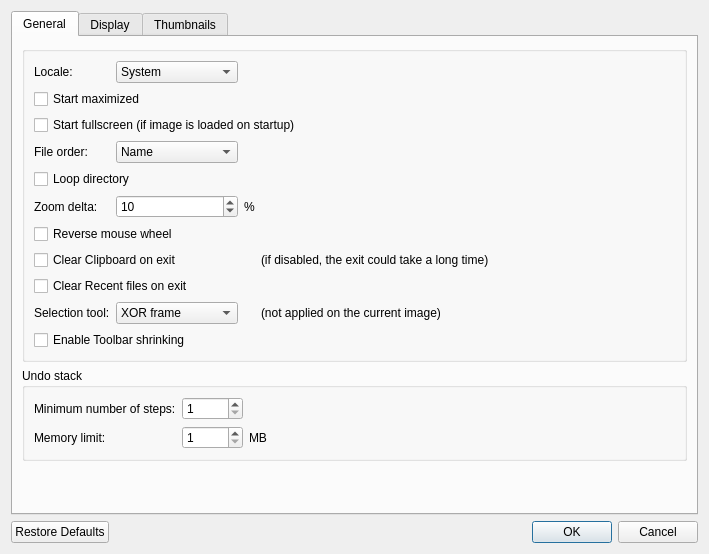
classicimageviewer/ClassicImageViewer, file src/dialogs/preferencesdialog.ui: the form before one commit.
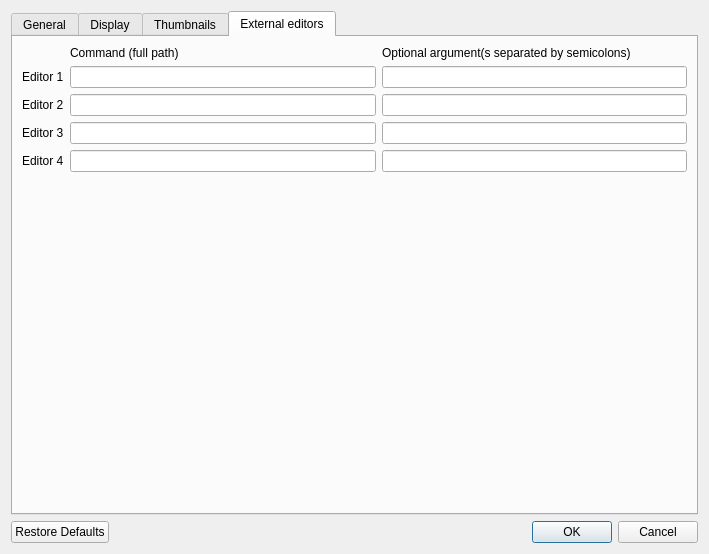
The form after the commit. The open tabs and pages were chosen to show the change.

Commit message: External editor options

What changed in the file:
```diff
--- a/src/dialogs/preferencesdialog.ui
+++ b/src/dialogs/preferencesdialog.ui
@@ -22,18 +22,8 @@
   <property name="windowTitle">
    <string>Preferences</string>
   </property>
-  <layout class="QGridLayout" name="gridLayout_2">
-   <item row="1" column="0">
-    <widget class="QDialogButtonBox" name="buttonBox">
-     <property name="orientation">
-      <enum>Qt::Horizontal</enum>
-     </property>
-     <property name="standardButtons">
-      <set>QDialogButtonBox::Cancel|QDialogButtonBox::Ok|QDialogButtonBox::RestoreDefaults</set>
-     </property>
-    </widget>
-   </item>
-   <item row="0" column="0">
+  <layout class="QVBoxLayout" name="verticalLayout_3">
+   <item>
     <layout class="QVBoxLayout" name="verticalLayout">
      <item>
       <widget class="QTabWidget" name="tabWidget">
@@ -769,10 +759,110 @@
          </item>
         </layout>
        </widget>
+       <widget class="QWidget" name="tab_4">
+        <attribute name="title">
+         <string>External editors</string>
+        </attribute>
+        <layout class="QGridLayout" name="gridLayout_7">
+         <item row="0" column="0">
+          <layout class="QGridLayout" name="gridLayout_2">
+           <item row="3" column="2">
+            <widget class="QLineEdit" name="lineEditExtEditor3Args"/>
+           </item>
+           <item row="1" column="1">
+            <widget class="QLineEdit" name="lineEditExtEditor1Cmd"/>
+           </item>
+           <item row="4" column="2">
+            <widget class="QLineEdit" name="lineEditExtEditor4Args"/>
+           </item>
+           <item row="4" column="0">
+            <widget class="QLabel" name="label4">
+             <property name="text">
+              <string>Editor 4</string>
+             </property>
+            </widget>
+           </item>
+           <item row="2" column="2">
+            <widget class="QLineEdit" name="lineEditExtEditor2Args"/>
+           </item>
+           <item row="1" column="0">
+            <widget class="QLabel" name="label1">
+             <property name="text">
+              <string>Editor 1</string>
+             </property>
+            </widget>
+           </item>
+           <item row="3" column="0">
+            <widget class="QLabel" name="label3">
+             <property name="text">
+              <string>Editor 3</string>
+             </property>
+            </widget>
+           </item>
+           <item row="4" column="1">
+            <widget class="QLineEdit" name="lineEditExtEditor4Cmd"/>
+           </item>
+           <item row="3" column="1">
+            <widget class="QLineEdit" name="lineEditExtEditor3Cmd"/>
+           </item>
+           <item row="1" column="2">
+            <widget class="QLineEdit" name="lineEditExtEditor1Args"/>
+           </item>
+           <item row="2" column="0">
+            <widget class="QLabel" name="label2">
+             <property name="text">
+              <string>Editor 2</string>
+             </property>
+            </widget>
+           </item>
+           <item row="2" column="1">
+            <widget class="QLineEdit" name="lineEditExtEditor2Cmd"/>
+           </item>
+           <item row="0" column="1">
+            <widget class="QLabel" name="labelCmd">
+             <property name="text">
+              <string>Command (full path)</string>
+             </property>
+            </widget>
+           </item>
+           <item row="0" column="2">
+            <widget class="QLabel" name="labelArgs">
+             <property name="text">
+              <string>Optional argument(s separated by semicolons)</string>
+             </property>
+            </widget>
+           </item>
+          </layout>
+         </item>
+         <item row="4" column="0">
+          <spacer name="verticalSpacer_4">
+           <property name="orientation">
+            <enum>Qt::Vertical</enum>
+           </property>
+           <property name="sizeHint" stdset="0">
+            <size>
+             <width>20</width>
+             <height>40</height>
+            </size>
+           </property>
+          </spacer>
+         </item>
+        </layout>
+       </widget>
       </widget>
      </item>
     </layout>
    </item>
+   <item>
+    <widget class="QDialogButtonBox" name="buttonBox">
+     <property name="orientation">
+      <enum>Qt::Horizontal</enum>
+     </property>
+     <property name="standardButtons">
+      <set>QDialogButtonBox::Cancel|QDialogButtonBox::Ok|QDialogButtonBox::RestoreDefaults</set>
+     </property>
+    </widget>
+   </item>
   </layout>
  </widget>
  <tabstops>
```
Left out of the diff: 21 changed lines with no effect on the pictures. The commit also changes 5 other files.
